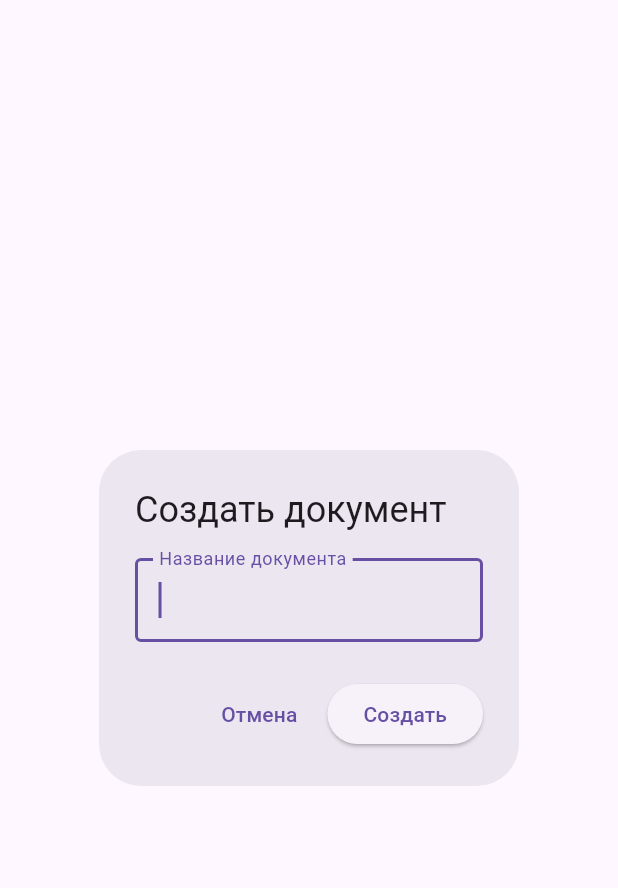
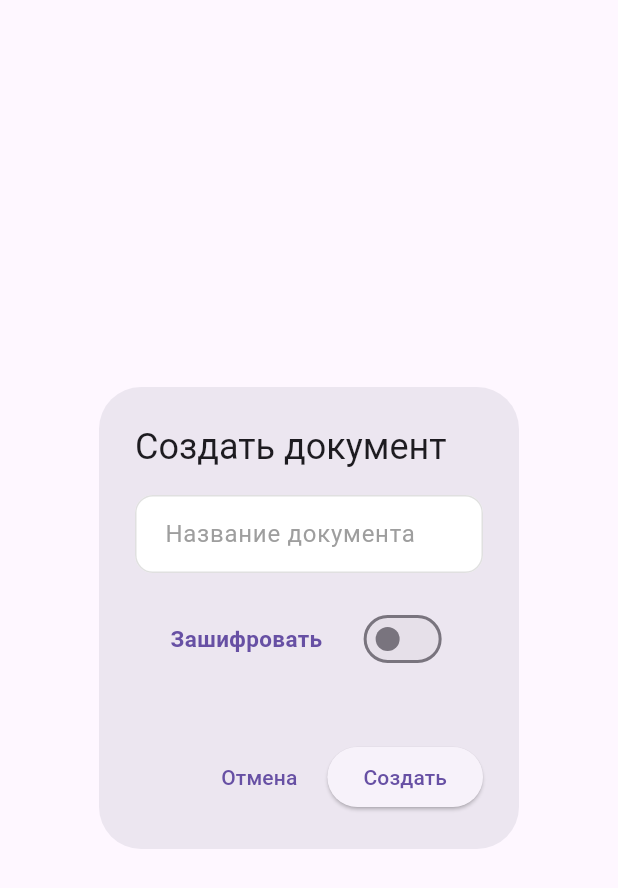
Before and after one commit to andy2nn/text-editor-lite, a Flutter app: the DocumentDialog widget shown alone on an empty page, opened directly, on a phone screen of 412 x 824 dp. Shown: the top 888 px of the screen. Run offline on Flutter 3.47's test engine with Material 3 defaults, Android fonts, the phone set to English and light mode, and no system bars; our stand-ins replace bloc, flutter_bloc, get_it, hive, hive_flutter, local_auth and 4 more; missing offline and left inert: mobile_scanner; accounts and stored records are empty; generated files the repository leaves out were written again; statements that could not run were skipped.

Commit message:
1) Заметил что я перестал использовать ивент который написал ранее и забыл удалить 2) реализовал локальное шифрование документов 3) сделал +- симпотичное отоброжение (буду еще править)

```diff
--- a/lib/features/history/domain/entity/text_document_entity.dart
+++ b/lib/features/history/domain/entity/text_document_entity.dart
@@ -5,12 +5,14 @@ class TextDocumentEntity {
   final String title;
   final String content;
   final DateTime lastEdited;
+  final bool? isEncrypted;
 
   TextDocumentEntity({
     required this.id,
     required this.title,
     required this.content,
     required this.lastEdited,
+    this.isEncrypted,
   });
 
   TextDocumentEntity copyWith({
@@ -18,12 +20,14 @@ class TextDocumentEntity {
     String? title,
     String? content,
     DateTime? lastEdited,
+    bool? isEncrypted,
   }) {
     return TextDocumentEntity(
       id: id ?? this.id,
       title: title ?? this.title,
       content: content ?? this.content,
       lastEdited: lastEdited ?? this.lastEdited,
+      isEncrypted: isEncrypted ?? this.isEncrypted,
     );
   }
 
--- a/lib/features/history/domain/model/text_document_model.dart
+++ b/lib/features/history/domain/model/text_document_model.dart
@@ -13,13 +13,32 @@ class TextDocumentModel extends HiveObject {
   final String content;
   @HiveField(3)
   final DateTime lastEdited;
+  @HiveField(4)
+  final bool? isEncrypted;
 
   TextDocumentModel({
     required this.id,
     required this.title,
     required this.content,
     required this.lastEdited,
+    this.isEncrypted,
   });
+
+  TextDocumentModel copyWith({
+    String? id,
+    String? title,
+    String? content,
+    DateTime? lastEdited,
+    bool? isEncrypted,
+  }) {
+    return TextDocumentModel(
+      isEncrypted: isEncrypted ?? this.isEncrypted,
+      id: id ?? this.id,
+      title: title ?? this.title,
+      content: content ?? this.content,
+      lastEdited: lastEdited ?? this.lastEdited,
+    );
+  }
 
   TextDocumentEntity toEntity() {
     return TextDocumentEntity(
@@ -27,6 +46,7 @@ class TextDocumentModel extends HiveObject {
       title: title,
       content: content,
       lastEdited: lastEdited,
+      isEncrypted: isEncrypted,
     );
   }
 
@@ -36,6 +56,7 @@ class TextDocumentModel extends HiveObject {
       title: entity.title,
       content: entity.content,
       lastEdited: entity.lastEdited,
+      isEncrypted: entity.isEncrypted,
     );
   }
 }
--- a/lib/features/history/presintation/bloc/text_document_event.dart
+++ b/lib/features/history/presintation/bloc/text_document_event.dart
@@ -6,19 +6,16 @@ class LoadTextDocuments extends TextDocumentEvent {}
 
 class AddTextDocument extends TextDocumentEvent {
   final String title;
+  final String? encryptKey;
 
-  AddTextDocument({required this.title});
-}
-
-class SaveTextDocument extends TextDocumentEvent {
-  final TextDocumentEntity document;
-  SaveTextDocument({required this.document});
+  AddTextDocument({required this.title, this.encryptKey});
 }
 
 class UpdateTextDocument extends TextDocumentEvent {
+  final String? encryptKey;
   final TextDocumentEntity document;
 
-  UpdateTextDocument({required this.document});
+  UpdateTextDocument({required this.document, this.encryptKey});
 }
 
 class DeleteTextDocument extends TextDocumentEvent {
@@ -32,3 +29,9 @@ class StartTextDocumentEditing extends TextDocumentEvent {}
 class CancelTextDocumentEditing extends TextDocumentEvent {}
 
 class SyncTextDocuments extends TextDocumentEvent {}
+
+class DecryptTextDocument extends TextDocumentEvent {
+  final String encryptKey;
+  final TextDocumentEntity document;
+  DecryptTextDocument({required this.document, required this.encryptKey});
+}
--- a/lib/features/history/presintation/bloc/text_document_state.dart
+++ b/lib/features/history/presintation/bloc/text_document_state.dart
@@ -26,3 +26,9 @@ class TextDocumentEditing extends TextDocumentState {}
 class TextDocumentEditingCancel extends TextDocumentState {}
 
 class TextDocumentEditingSuccess extends TextDocumentState {}
+
+class TextDocumentDecryptred extends TextDocumentState {
+  final String encryptKey;
+  final TextDocumentEntity document;
+  TextDocumentDecryptred({required this.document, required this.encryptKey});
+}
--- a/lib/features/history/presintation/pages/text_document_page.dart
+++ b/lib/features/history/presintation/pages/text_document_page.dart
@@ -21,7 +21,7 @@ class _TextDocumentPageState extends State<TextDocumentPage> {
   late TextEditingController _contentController;
   late final TextDocumentEntity document;
   bool _isEditing = false;
-
+  String? _encryptKey = null;
   bool _canEdit = false;
 
   @override
@@ -49,6 +49,7 @@ class _TextDocumentPageState extends State<TextDocumentPage> {
     if (arguments != null && arguments is Map<String, dynamic>) {
       document = arguments['document'] as TextDocumentEntity;
       _canEdit = arguments['canEdit'] as bool;
+      _encryptKey = arguments['encryptKey'] as String?;
 
       _titleController.text = document.title;
       _contentController.text = document.content;
@@ -207,6 +208,7 @@ class _TextDocumentPageState extends State<TextDocumentPage> {
           content: _contentController.text,
           lastEdited: DateTime.now(),
         ),
+        encryptKey: _encryptKey,
       ),
     );
   }
--- a/lib/widgets/document_dialog_widget.dart
+++ b/lib/widgets/document_dialog_widget.dart
@@ -1,7 +1,8 @@
 import 'package:flutter/material.dart';
+import 'package:training_cloud_crm_web/widgets/custom_textfield.dart';
 
 class DocumentDialog extends StatefulWidget {
-  final Function(String) onSave;
+  final Function(String, String?) onSave;
 
   const DocumentDialog({super.key, required this.onSave});
 
@@ -11,16 +12,20 @@ class DocumentDialog extends StatefulWidget {
 
 class _DocumentDialogState extends State<DocumentDialog> {
   late final TextEditingController _titleController;
+  late final TextEditingController _documentPasswordController;
+  bool _toggle = false;
 
   @override
   void initState() {
     _titleController = TextEditingController();
+    _documentPasswordController = TextEditingController();
     super.initState();
   }
 
   @override
   void dispose() {
     _titleController.dispose();
+    _documentPasswordController.dispose();
     super.dispose();
   }
 
@@ -28,13 +33,40 @@ class _DocumentDialogState extends State<DocumentDialog> {
   Widget build(BuildContext context) {
     return AlertDialog(
       title: const Text('Создать документ'),
-      content: TextField(
-        controller: _titleController,
-        decoration: const InputDecoration(
-          labelText: 'Название документа',
-          border: OutlineInputBorder(),
-        ),
-        autofocus: true,
+      content: Column(
+        mainAxisSize: MainAxisSize.min,
+        spacing: 20,
+        children: [
+          CustomTextField(
+            controller: _titleController,
+            labelText: 'Название документа',
+          ),
+          Row(
+            mainAxisAlignment: MainAxisAlignment.spaceEvenly,
+            children: [
+              Text(
+                "Зашифровать",
+                style: TextStyle(
+                  color: Theme.of(context).primaryColor,
+                  fontWeight: FontWeight.bold,
+                  fontSize: 15,
+                ),
+              ),
+              Switch(
+                onChanged: (value) => setState(() {
+                  _toggle = value;
+                }),
+                value: _toggle,
+              ),
+            ],
+          ),
+          _toggle
+              ? CustomTextField(
+                  controller: _documentPasswordController,
+                  labelText: 'Пароль для документа',
+                )
+              : SizedBox.shrink(),
+        ],
       ),
       actions: [
         TextButton(
@@ -44,7 +76,12 @@ class _DocumentDialogState extends State<DocumentDialog> {
         ElevatedButton(
           onPressed: () {
             if (_titleController.text.trim().isNotEmpty) {
-              widget.onSave(_titleController.text.trim());
+              widget.onSave(
+                _titleController.text.trim(),
+                _documentPasswordController.text.trim().isEmpty
+                    ? null
+                    : _documentPasswordController.text.trim(),
+              );
             }
           },
           child: const Text('Создать'),
--- a/pubspec.yaml
+++ b/pubspec.yaml
@@ -23,6 +23,8 @@ dependencies:
   shared_preferences: ^2.5.3
   qr_flutter: ^4.1.0
   mobile_scanner: ^7.1.2
+  crypto: ^3.0.6
+  encrypt: ^5.0.3
 
 dev_dependencies:
   flutter_test:
```
Also changed, not shown: lib/features/history/data/datasources/local_documents_source.dart (+46 -4 lines), lib/features/history/data/documents_repository_impl.dart (+18 -11 lines), lib/features/history/domain/documents_repository.dart (+5 -2 lines), lib/features/history/presintation/bloc/text_document_bloc.dart (+51 -36 lines), lib/features/history/presintation/pages/history_page.dart (+59 -14 lines), lib/widgets/document_card.dart (+12 -0 lines), pubspec.lock.
